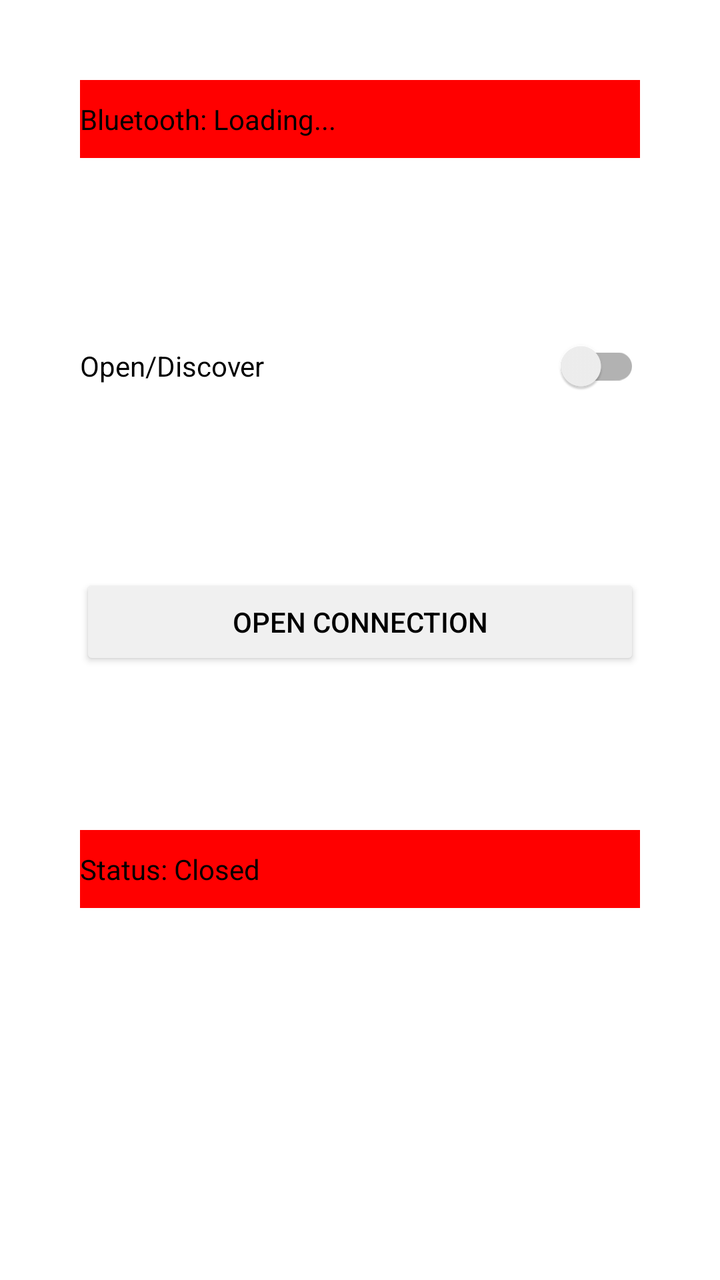
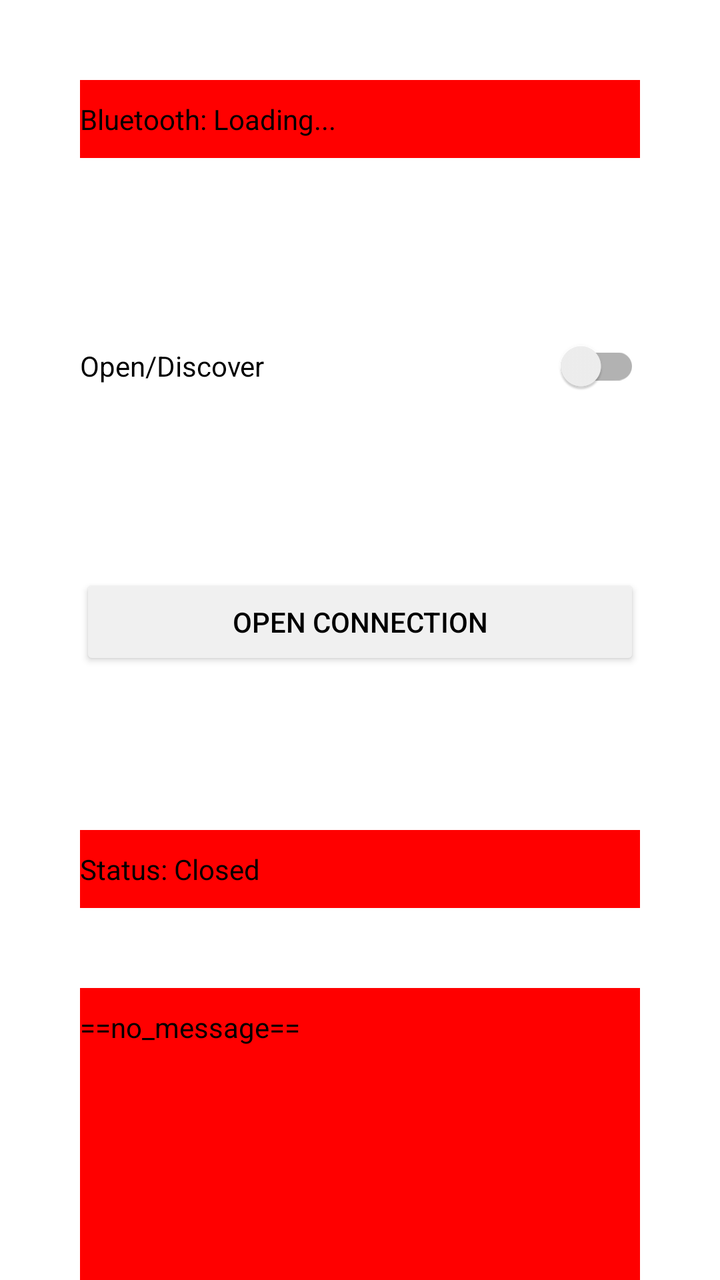

An Android layout rendered at two revisions. The XML below is the earlier revision; the diff shows what the commit changed to produce the second picture.
<!-- AndroidManifest.xml: application theme Theme.BluetoothTest -->
<!-- res/layout/main_activity.xml -->
<?xml version="1.0" encoding="utf-8"?>
<LinearLayout xmlns:android="http://schemas.android.com/apk/res/android"
    xmlns:app="http://schemas.android.com/apk/res-auto"
    xmlns:tools="http://schemas.android.com/tools"
    android:layout_width="match_parent"
    android:layout_height="match_parent"
    android:orientation="vertical"
    android:gravity="center_horizontal"
    android:fitsSystemWindows="true">

    <TextView
        android:id="@+id/our_device_text"
        android:layout_width="match_parent"
        android:layout_height="wrap_content"
        android:layout_margin="40dp"
        android:paddingVertical="10dp"
        android:background="#FF0000"
        android:textColor="@color/black"
        android:text="Bluetooth: Loading..."
        />
    <androidx.appcompat.widget.SwitchCompat
        android:id="@+id/switch_bluetooth_mode"
        android:layout_width="match_parent"
        android:layout_height="wrap_content"
        android:layout_margin="40dp"
        android:textOn="Server"
        android:textOff="Client"
        android:contentDescription="Switch bluetooth mode"
        android:text="Open/Discover" />

    <LinearLayout
        android:id="@+id/discover_mode"
        android:layout_width="match_parent"
        android:layout_height="wrap_content"
        android:orientation="vertical"
        android:gravity="center_horizontal"
        android:visibility="gone">
        <Button
            android:id="@+id/list_bluetooth_dev_button"
            android:layout_width="match_parent"
            android:layout_height="wrap_content"
            android:text="Discover device"
            android:layout_marginHorizontal="40dp"
            android:textColor="#000000"
            android:backgroundTint="#F0F0F0"/>

        <Button
            android:id="@+id/list_bluetooth_app_dev_button"
            android:layout_width="match_parent"
            android:layout_height="wrap_content"
            android:text="Discover App Device"
            android:layout_marginHorizontal="40dp"
            android:textColor="#000000"
            android:backgroundTint="#F0F0F0"/>
        <TableLayout
            android:id="@+id/discovered_device_table"
            android:layout_width="match_parent"
            android:layout_margin="20dp"
            android:stretchColumns="1"
            android:layout_gravity="end"
            android:layout_height="wrap_content">

            <TableRow
                android:layout_width="match_parent"
                android:layout_height="wrap_content"
                android:background="@color/white"
                android:paddingHorizontal="10dp">

                <TextView
                    android:layout_width="match_parent"
                    android:layout_height="wrap_content"
                    android:layout_weight="4"
                    android:background="#FF0000"
                    android:paddingVertical="10dp"
                    android:textColor="@color/black"
                    android:text="No device found"
                    android:hint="here"/>
            </TableRow>

        </TableLayout>
    </LinearLayout>

    <LinearLayout
        android:id="@+id/listener_mode"
        android:layout_width="match_parent"
        android:layout_height="wrap_content"
        android:orientation="vertical"
        android:gravity="center_horizontal"
        android:visibility="visible">
        <Button
            android:id="@+id/open_connection"
            android:layout_width="match_parent"
            android:layout_height="wrap_content"
            android:text="Open Connection"
            android:layout_margin="40dp"
            android:textColor="#000000"
            android:backgroundTint="#F0F0F0"/>
        <TextView
            android:id="@+id/connection_status"
            android:layout_width="match_parent"
            android:layout_height="0dp"
            android:layout_weight="4"
            android:background="#FF0000"
            android:paddingVertical="10dp"
            android:layout_margin="40dp"
            android:textColor="@color/black"
            android:text="Status: Closed"/>
    </LinearLayout>

</LinearLayout>
<!-- resources referenced by this layout -->
<resources>
  <color name="black">#FF000000</color>
  <color name="white">#FFFFFFFF</color>
  <style name="Theme.BluetoothTest" parent="Theme.MaterialComponents.DayNight.DarkActionBar">
          
          <item name="colorPrimary">@color/purple_500</item>
          <item name="colorPrimaryVariant">@color/purple_700</item>
          <item name="colorOnPrimary">@color/white</item>
          
          <item name="colorSecondary">@color/teal_200</item>
          <item name="colorSecondaryVariant">@color/teal_700</item>
          <item name="colorOnSecondary">@color/black</item>
          
          <item name="android:statusBarColor">?attr/colorPrimaryVariant</item>
          
      </style>
  <color name="purple_500">#FF6200EE</color>
  <color name="purple_700">#FF3700B3</color>
  <color name="teal_200">#FF03DAC5</color>
  <color name="teal_700">#FF018786</color>
</resources>

<!-- the commit's change to res/layout/main_activity.xml (unified diff, before → after) -->
@@ -107,4 +107,15 @@
             android:text="Status: Closed"/>
     </LinearLayout>
 
+    <TextView
+        android:id="@+id/message_receive_display"
+        android:layout_width="match_parent"
+        android:layout_height="0dp"
+        android:layout_weight="4"
+        android:background="#FF0000"
+        android:paddingVertical="10dp"
+        android:layout_marginHorizontal="40dp"
+        android:textColor="@color/black"
+        android:text="==no_message=="/>
+
 </LinearLayout>
